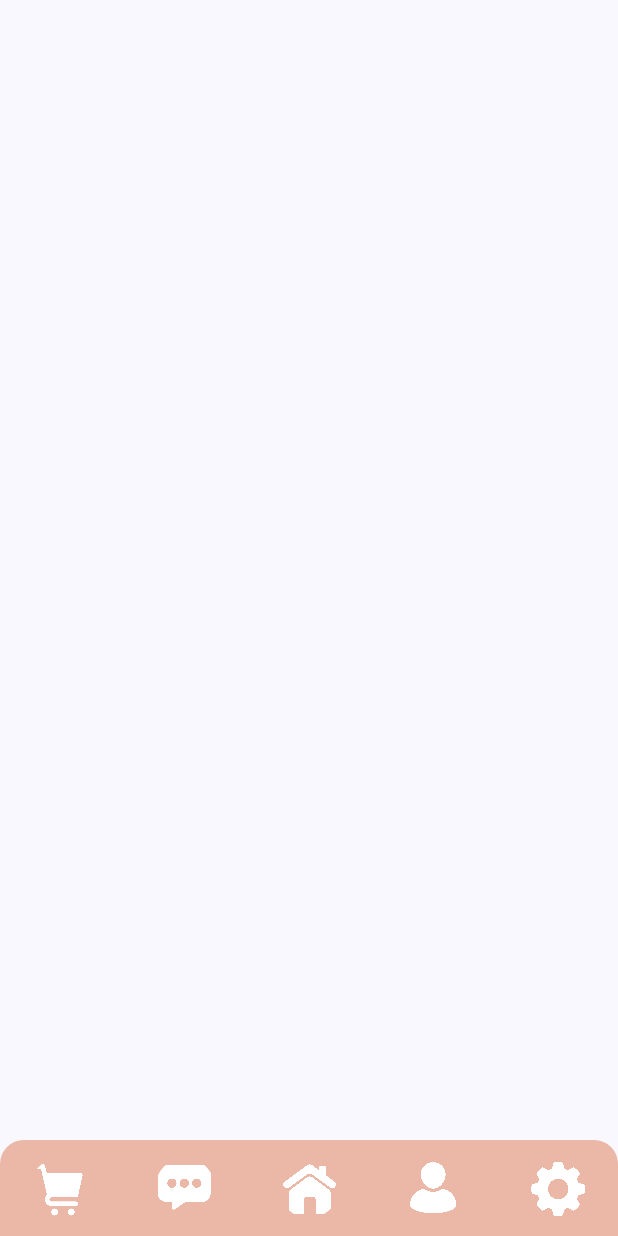
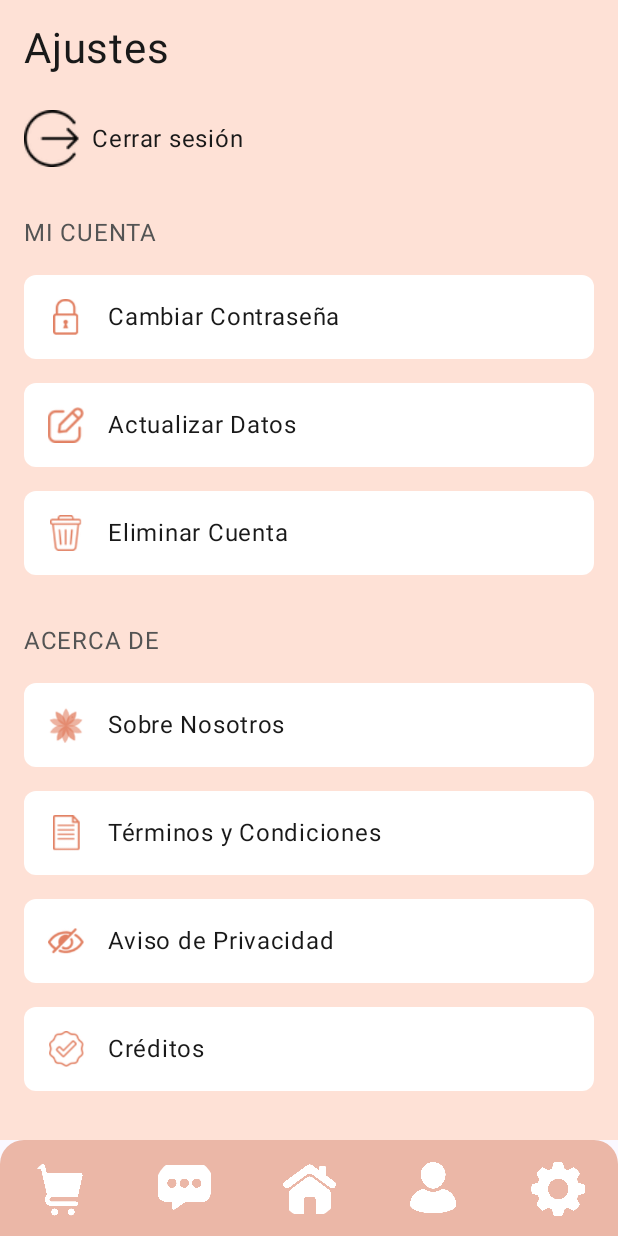
Before and after one commit to MarzyHernandez/ZazilApp, an Android app built with Jetpack Compose: the SettingsScreen screen opened through its navigation route, on a phone screen of 412 x 824 dp. Run offline under Robolectric (Android 15) with nearby library versions, the light colour scheme and no system bars; our stand-ins replace livedata-compose; pictures from the network do not load.

Commit message:
Settings

```diff
--- a/App Android/app/src/main/java/mx/acg/zazil/MainActivity.kt
+++ b/App Android/app/src/main/java/mx/acg/zazil/MainActivity.kt
@@ -16,6 +16,7 @@ import mx.acg.zazil.view.LoginScreen
 import mx.acg.zazil.view.NavBar
 import mx.acg.zazil.view.ProductDetailScreen
 import mx.acg.zazil.view.ProfileScreen
+import mx.acg.zazil.view.SettingsScreen
 
 class MainActivity : ComponentActivity() {
     override fun onCreate(savedInstanceState: Bundle?) {
@@ -32,14 +33,11 @@ class MainActivity : ComponentActivity() {
                         startDestination = "catalog",
                         modifier = Modifier.padding(innerPadding) // Usa el padding que recibe Scaffold
                     ) {
-                        composable("productDetail/{productId}") { backStackEntry ->
-                            val productId = backStackEntry.arguments?.getString("productId")?.toIntOrNull() ?: -1
-                            ProductDetailScreen(productId = productId)
-                        }
+                        composable("carrito") { }
                         composable("chat") { BlogScreen() }
                         composable("catalog") { CatalogScreen(navController = navController) }  // Pasa el NavController
                         composable("perfil") { ProfileScreen() }
-                        composable("configuracion"){}
+                        composable("configuracion"){ SettingsScreen() }
                     }
                 }
             }
--- a/App Android/app/src/main/java/mx/acg/zazil/model/Post.kt
+++ b/App Android/app/src/main/java/mx/acg/zazil/model/Post.kt
@@ -27,7 +27,7 @@ interface PostApi {
 object PostRetrofitInstance {
     val postApi: PostApi by lazy {
         Retrofit.Builder()
-            .baseUrl("https://your-api-url.com/")  // Cambia a tu URL de la API
+            .baseUrl("https://getallpost-dztx2pd2na-uc.a.run.app/")  // Cambia a tu URL de la API
             .addConverterFactory(GsonConverterFactory.create())
             .build()
             .create(PostApi::class.java)
--- /dev/null
+++ b/App Android/app/src/main/java/mx/acg/zazil/view/SettingsScreen.kt
@@ -0,0 +1,158 @@
+package mx.acg.zazil.view
+
+import androidx.compose.foundation.Image
+import androidx.compose.foundation.background
+import androidx.compose.foundation.layout.*
+import androidx.compose.foundation.rememberScrollState
+import androidx.compose.foundation.shape.CircleShape
+import androidx.compose.foundation.shape.RoundedCornerShape
+import androidx.compose.foundation.verticalScroll
+import androidx.compose.material3.Icon
+import androidx.compose.material3.IconButton
+import androidx.compose.material3.Text
+import androidx.compose.runtime.Composable
+import androidx.compose.ui.Alignment
+import androidx.compose.ui.Modifier
+import androidx.compose.ui.draw.clip
+import androidx.compose.ui.graphics.Color
+import androidx.compose.ui.res.painterResource
+import androidx.compose.ui.unit.dp
+import androidx.compose.ui.unit.sp
+import mx.acg.zazil.R
+
+@Composable
+fun SettingsScreen(modifier: Modifier = Modifier) {
+    Box(
+        modifier = modifier
+            .fillMaxSize()
+            .background(Color(0xFFFEE1D6)) // Fondo color rosa
+            .padding(16.dp)
+    ) {
+        Column(
+            modifier = Modifier
+                .fillMaxWidth()
+                .verticalScroll(rememberScrollState()) // Hacemos la columna scrolleable
+        ) {
+            // Título de Ajustes
+            Text(
+                text = "Ajustes",
+                fontSize = 28.sp,
+                color = Color(0xFF191919),
+                modifier = Modifier.padding(bottom = 16.dp)
+            )
+
+            // Opción "Cerrar sesión"
+            Row(
+                modifier = Modifier
+                    .fillMaxWidth()
+                    .padding(vertical = 8.dp),
+                verticalAlignment = Alignment.CenterVertically
+            ) {
+                Icon(
+                    painter = painterResource(id = R.drawable.ic_logout),
+                    contentDescription = "Cerrar sesión",
+                    tint = Color.Black
+                )
+                Spacer(modifier = Modifier.width(8.dp))
+                Text(
+                    text = "Cerrar sesión",
+                    fontSize = 16.sp,
+                    color = Color(0xFF191919)
+                )
+            }
+
+            Spacer(modifier = Modifier.height(16.dp))
+
+            // Sección "Mi Cuenta"
+            Text(
+                text = "MI CUENTA",
+                fontSize = 16.sp,
+                color = Color(0xFF545454),
+                modifier = Modifier.padding(vertical = 8.dp)
+            )
+
+            SettingOption(title = "Cambiar Contraseña", iconResId = R.drawable.ic_password)
+            SettingOption(title = "Actualizar Datos", iconResId = R.drawable.ic_edit)
+            SettingOption(title = "Eliminar Cuenta", iconResId = R.drawable.ic_delete)
+
+            Spacer(modifier = Modifier.height(16.dp))
+
+            // Sección "Acerca de"
+            Text(
+                text = "ACERCA DE",
+                fontSize = 16.sp,
+                color = Color(0xFF545454),
+                modifier = Modifier.padding(vertical = 8.dp)
+            )
+
+            SettingOption(title = "Sobre Nosotros", iconResId = R.drawable.ic_about)
+            SettingOption(title = "Términos y Condiciones", iconResId = R.drawable.ic_terms)
+            SettingOption(title = "Aviso de Privacidad", iconResId = R.drawable.ic_privacy)
+            SettingOption(title = "Créditos", iconResId = R.drawable.ic_credits)
+
+            Spacer(modifier = Modifier.height(16.dp))
+
+            // Redes Sociales
+            Row(
+                horizontalArrangement = Arrangement.SpaceEvenly,
+                modifier = Modifier.fillMaxWidth()
+            ) {
+                SocialMediaIcon(R.drawable.ic_facebook)
+                SocialMediaIcon(R.drawable.ic_instagram)
+                SocialMediaIcon(R.drawable.ic_tiktok)
+                SocialMediaIcon(R.drawable.ic_web)
+            }
+
+            Spacer(modifier = Modifier.height(16.dp))
+
+            // Versión de la aplicación
+            Text(
+                text = "v1.0.1",
+                fontSize = 12.sp,
+                color = Color.Gray,
+                modifier = Modifier.align(Alignment.CenterHorizontally)
+            )
+        }
+    }
+}
+
+@Composable
+fun SettingOption(title: String, iconResId: Int) {
+    Row(
+        modifier = Modifier
+            .fillMaxWidth()
+            .padding(vertical = 8.dp)
+            .clip(RoundedCornerShape(8.dp))
+            .background(Color.White)
+            .padding(16.dp),
+        verticalAlignment = Alignment.CenterVertically
+    ) {
+        Icon(
+            painter = painterResource(id = iconResId),
+            contentDescription = title,
+            tint = Color(0xFFE17F61),
+            modifier = Modifier.size(24.dp)
+        )
+        Spacer(modifier = Modifier.width(16.dp))
+        Text(text = title, fontSize = 16.sp, color = Color(0xFF191919))
+    }
+}
+
+@Composable
+fun SocialMediaIcon(iconResId: Int) {
+    IconButton(onClick = { /* Acción para red social */ }) {
+        Box(
+            modifier = Modifier
+                .size(50.dp)
+                .clip(CircleShape)
+                .background(Color(0xFFEBB7A7))
+        ) {
+            Icon(
+                painter = painterResource(id = iconResId),
+                contentDescription = null,
+                tint = Color.Transparent,
+                modifier = Modifier.align(Alignment.Center)
+            )
+        }
+    }
+}
```
Also changed, not shown: App Android/app/src/main/res/drawable/ic_about.png (added), App Android/app/src/main/res/drawable/ic_credits.png (added), App Android/app/src/main/res/drawable/ic_delete.png (added), App Android/app/src/main/res/drawable/ic_edit.png (added), App Android/app/src/main/res/drawable/ic_facebook.png (added), App Android/app/src/main/res/drawable/ic_instagram.png (added), App Android/app/src/main/res/drawable/ic_logout.png (added), App Android/app/src/main/res/drawable/ic_password.png (added), App Android/app/src/main/res/drawable/ic_privacy.png (added), App Android/app/src/main/res/drawable/ic_terms.png (added), App Android/app/src/main/res/drawable/ic_tiktok.png (added), App Android/app/src/main/res/drawable/ic_web.png (added).
